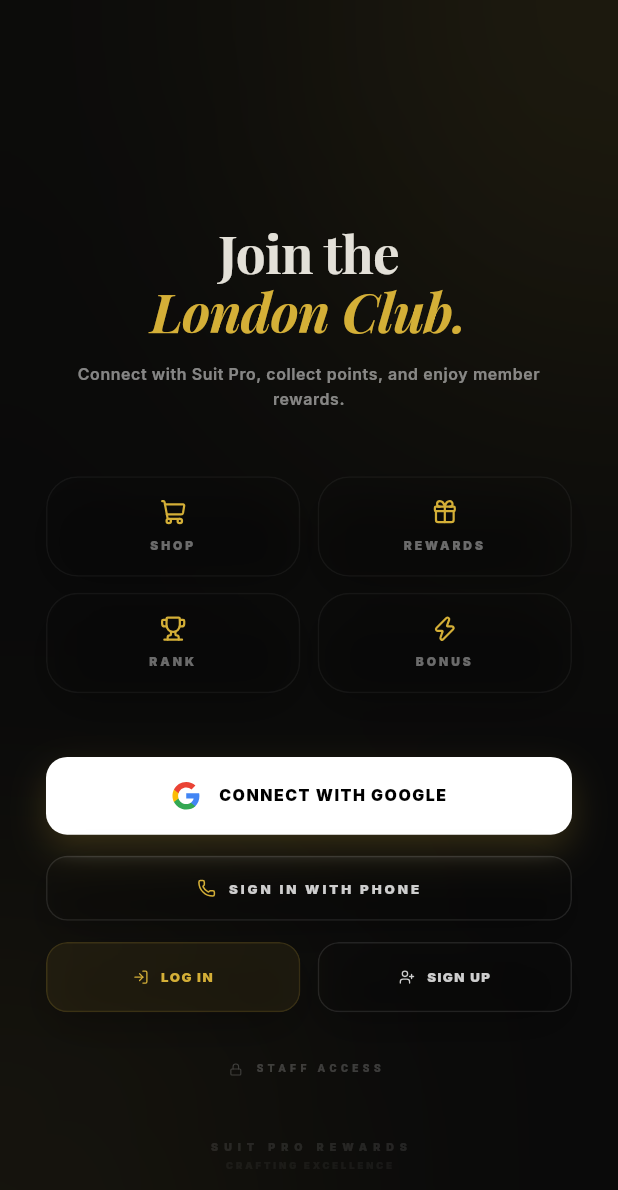
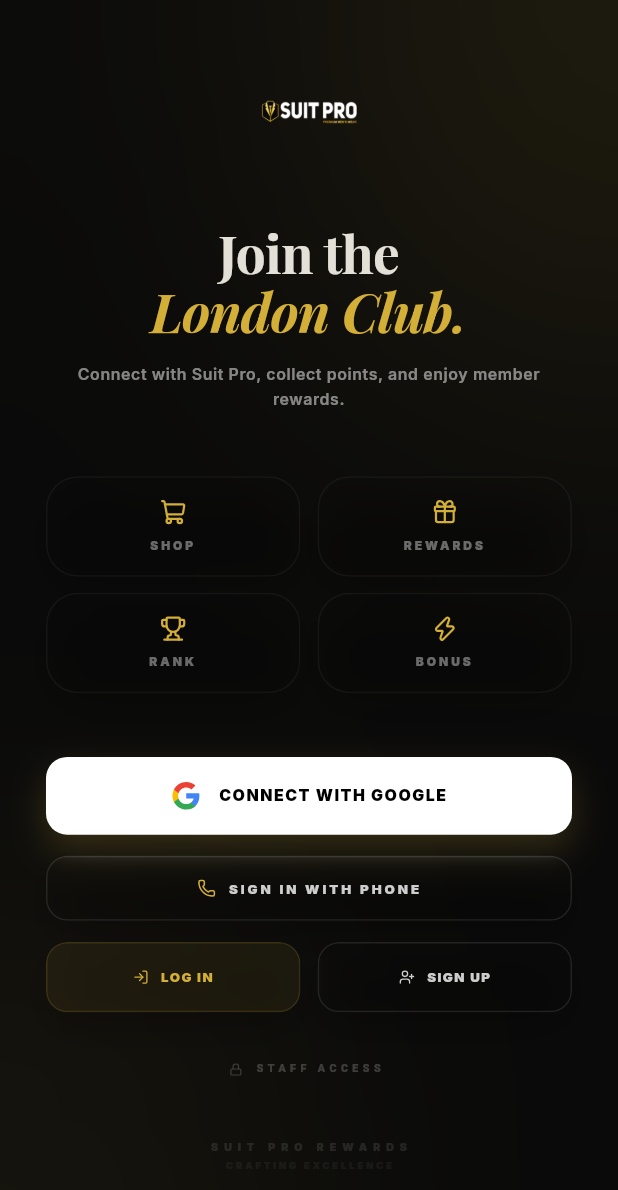
Before and after one commit to mrrajrumel/suit-pro-rewards, a Flutter app: the screen it shows after launch, on a phone screen of 412 x 824 dp. Shown: the top 1190 px of the screen. Run offline on Flutter 3.47's test engine with Material 3 defaults, Android fonts, the phone set to English and light mode, and no system bars; drawn by our look-alikes of flutter_animate; our stand-ins replace cloud_firestore, dio, firebase_auth, firebase_core, flutter_riverpod, flutter_screenutil and 9 more; missing offline and left inert: android_play_install_referrer; accounts and stored records are empty.

Commit message:
UI: Fixed SVG loading error by switching to high-quality PNG logo asset.

```diff
--- a/lib/widgets/logo.dart
+++ b/lib/widgets/logo.dart
@@ -1,5 +1,4 @@
 import 'package:flutter/material.dart';
-import 'package:flutter_svg/flutter_svg.dart';
 import 'package:cloud_firestore/cloud_firestore.dart';
 
 class Logo extends StatefulWidget {
@@ -27,9 +26,12 @@
           .doc('global')
           .get();
       if (doc.exists && doc.data()!.containsKey('logo_url')) {
-        setState(() {
-          _logoUrl = doc.data()!['logo_url'];
-        });
+        final url = doc.data()!['logo_url'];
+        if (url != null && url.toString().isNotEmpty) {
+          setState(() {
+            _logoUrl = url;
+          });
+        }
       }
     } catch (e) {
       // Handle error
@@ -43,14 +45,24 @@
         _logoUrl!,
         width: widget.size,
         height: widget.size,
+        errorBuilder: (context, error, stackTrace) => _buildFallback(),
       );
     } else {
-      // Fallback to local asset SVG
-      return SvgPicture.asset(
-        'assets/icons/logo.svg',
-        width: widget.size,
-        height: widget.size,
-      );
+      return _buildFallback();
     }
   }
+
+  Widget _buildFallback() {
+    return Image.asset(
+      'assets/images/logo.png',
+      width: widget.size,
+      height: widget.size,
+      fit: BoxFit.contain,
+      errorBuilder: (context, error, stackTrace) => Icon(
+        Icons.shield_outlined,
+        size: widget.size,
+        color: const Color(0xFFD4AF37),
+      ),
+    );
+  }
 }
```
Also changed, not shown: assets/images/logo.png (renamed from Suit-Pro.png).
